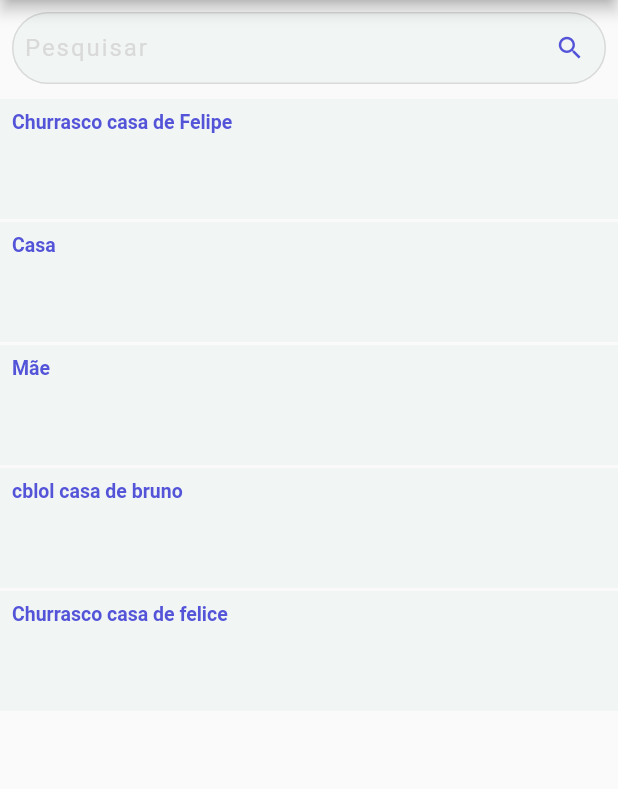
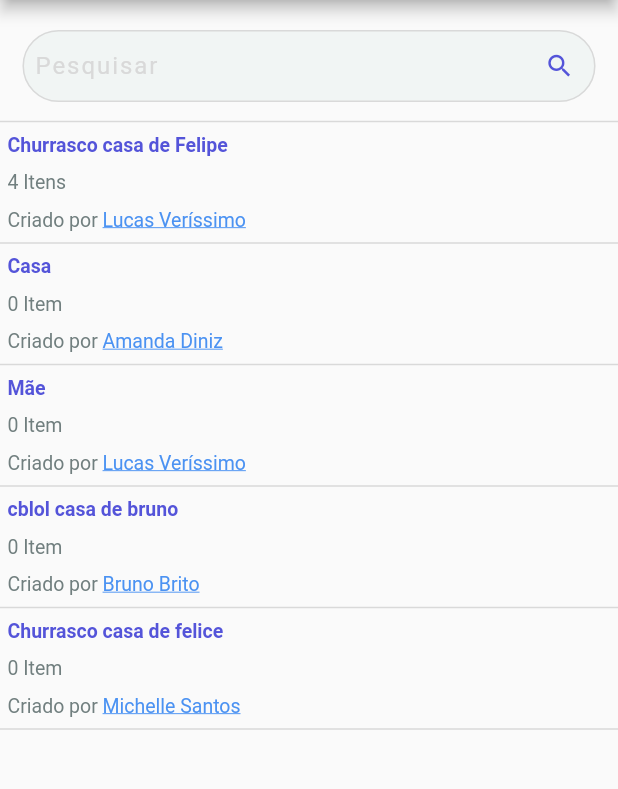
Before and after one commit to lucassverissimo/projetoFeira, a Flutter app: the screen it shows after launch, on a phone screen of 412 x 824 dp, the part 84-873 px from its top. Run offline on Flutter 3.47's test engine with Material 2 defaults, Android fonts, the phone set to English and light mode, and no system bars.

Commit message:
Implementando a lista de feira

```diff
--- a/projetofeiraapp/lib/app/models/feira_model.dart
+++ b/projetofeiraapp/lib/app/models/feira_model.dart
@@ -7,6 +7,6 @@ class FeiraModel {
   late String data;
   late PerfilModel autor;
   late List<PerfilModel> participantes;
-  late List<FeiraItemModel> itens;
+  late List<FeiraItemModel> itens = <FeiraItemModel>[];
   FeiraModel();
 }
--- a/projetofeiraapp/lib/app/views/HomePage.dart
+++ b/projetofeiraapp/lib/app/views/HomePage.dart
@@ -29,19 +29,37 @@ class _HomePageState extends State<HomePage> {
       body: SingleChildScrollView(
         child: Column(
           children: [
-            Column(
-              children: [
-                Padding(
-                  padding: const EdgeInsets.all(8.0),
-                  child: MyTextFormField(sufix: new Icon(Icons.search,color: new Color(0xff5454D9), size: 20,)),
+            Padding(
+              padding: const EdgeInsets.only(
+                  top: 20.0, left: 15, right: 15, bottom: 5),
+              child: MyTextFormField(
+                  sufix: new Icon(
+                Icons.search,
+                color: new Color(0xff5454D9),
+                size: 20,
+              )),
+            ),
+            Divider(
+              thickness: 1,
+              color: new Color(0xffD9D9D9),
+            ),
+            for (var item in feirasLista)
+              Container(
+                //padding: const EdgeInsets.only(top: 2.0),
+                child: Column(
+                  children: [
+                    LinhaListaFeira(
+                      feiraModel: item,
+                    ),
+                    Divider(
+                      thickness: 1,
+                      color: new Color(0xffD9D9D9),
+                    ),
+                  ],
                 ),
-              ],
-            ),
-            for (var item in feirasLista) Padding(
-              padding: const EdgeInsets.only(top: 2.0),
-              child: LinhaListaFeira(feiraModel: item,),
-            )
-            ],
+              ),
+
+          ],
         ),
       ),
     );
--- a/projetofeiraapp/lib/app/views/components/Linha_lista_feira.dart
+++ b/projetofeiraapp/lib/app/views/components/Linha_lista_feira.dart
@@ -9,18 +9,20 @@ class LinhaListaFeira extends StatelessWidget {
 
   @override
   Widget build(BuildContext context) {
-    return Row(
+    return Container(
+      child: Row(
         children: [
           Expanded(
             flex: 5,
-          child: Container(
-            padding: new EdgeInsets.only(right: 13.0),
-            height: 80,
-            color: new Color(0xffF1F5F4), //Color.fromRGBO(136, 103, 242, 1.0),
             child: Padding(
-              padding: const EdgeInsets.all(8.0),
-              child: Text(
+              padding: const EdgeInsets.only(left: 5.0),
+              child: Column(
+                children: [
+                  Row(
+                    children: [
+                      Text(
                         feiraModel.titulo,
+                        //textAlign: TextAlign.left,
                         overflow: TextOverflow.ellipsis,
                         style: new TextStyle(
                           fontSize: 13.0,
@@ -29,10 +31,63 @@ class LinhaListaFeira extends StatelessWidget {
                           fontWeight: FontWeight.bold,
                         ),
                       ),
+                    ],
+                  ),
+                  SizedBox(
+                    height: 10,
+                  ),
+                  Row(
+                    children: [
+                      Text(
+                        feiraModel.itens.length.toString() +
+                            (feiraModel.itens.length > 1 ? " Itens" : " Item"),
+                        //textAlign: TextAlign.left,
+                        overflow: TextOverflow.ellipsis,
+                        style: new TextStyle(
+                          fontSize: 13.0,
+                          fontFamily: 'Roboto',
+                          color: new Color(0xff717F7F),
+                          fontWeight: FontWeight.normal,
+                        ),
+                      ),
+                    ],
+                  ),
+                  SizedBox(
+                    height: 10,
+                  ),
+                  Row(
+                    children: [
+                      Text(
+                        "Criado por ",
+                        //textAlign: TextAlign.left,
+                        overflow: TextOverflow.ellipsis,
+                        style: new TextStyle(
+                          fontSize: 13.0,
+                          fontFamily: 'Roboto',
+                          color: new Color(0xff717F7F),
+                          fontWeight: FontWeight.normal,
+                        ),
+                      ),
+                      Text(
+                        feiraModel.autor.nome,
+                        //textAlign: TextAlign.left,
+                        overflow: TextOverflow.ellipsis,
+                        style: new TextStyle(
+                          fontSize: 13.0,
+                          fontFamily: 'Roboto',
+                          color: new Color(0xff4B92F2),
+                          fontWeight: FontWeight.normal,
+                          decoration: TextDecoration.underline,
+                        ),
+                      ),
+                    ],
+                  ),
+                ],
               ),
             ),
           ),
         ],
+      ),
     );
   }
 }
```
Lines whose indentation alone changed are shown as unchanged.
